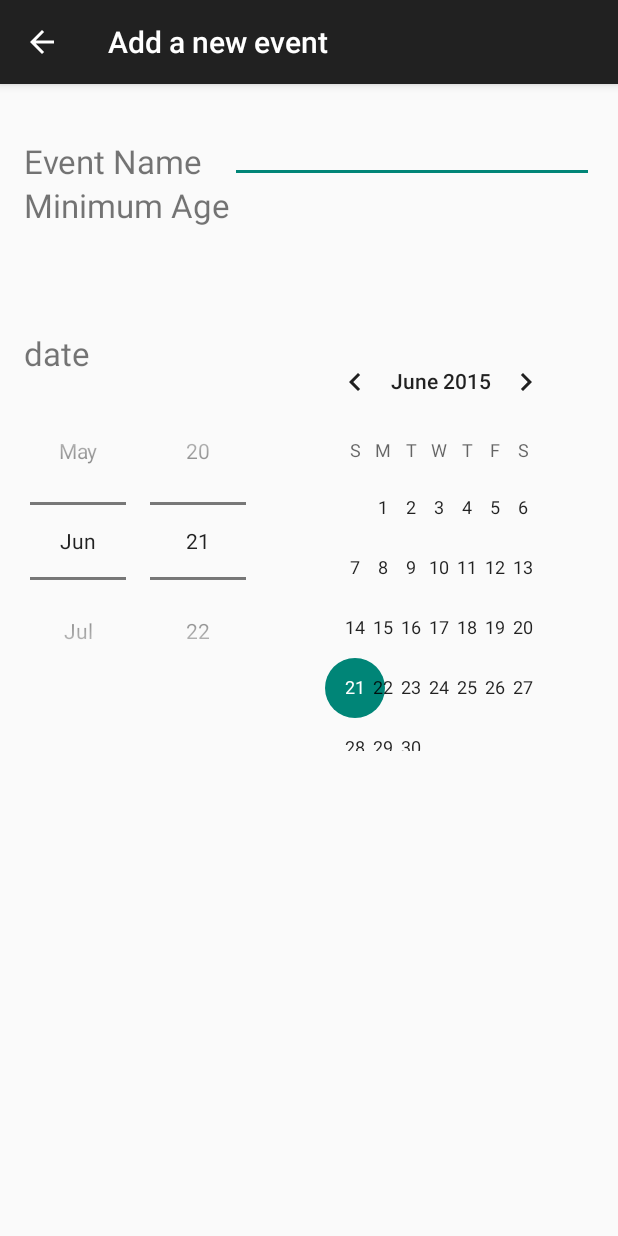
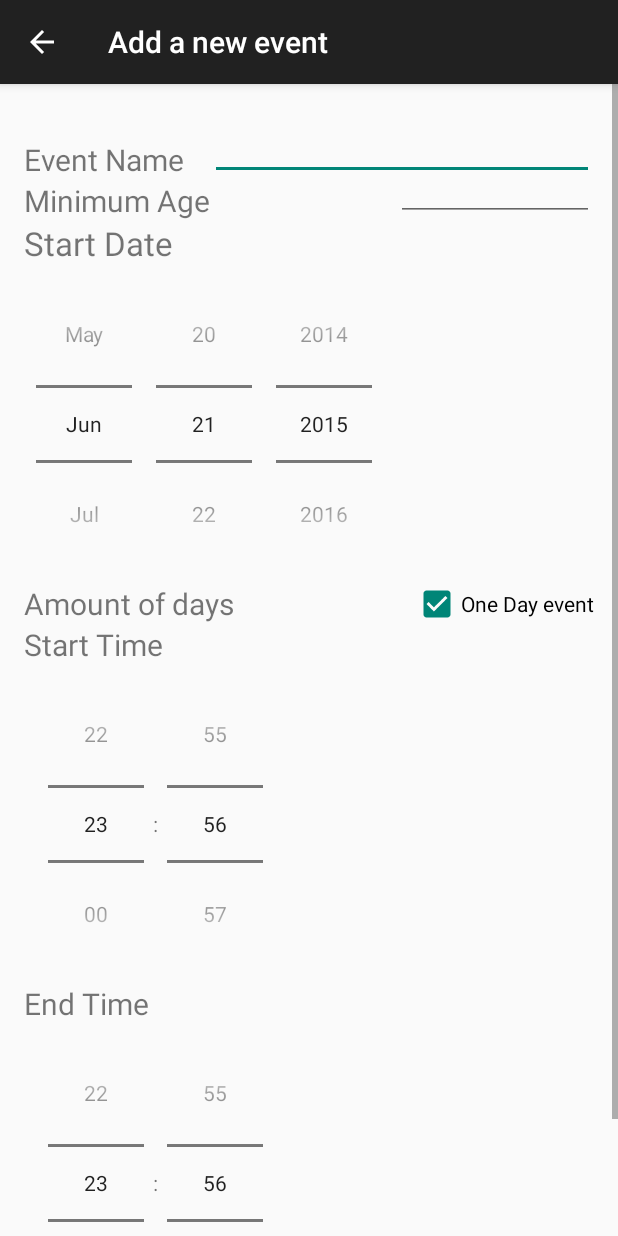
Before and after one commit to renstah/Project-app, an Android app: the NewEventActivity screen opened directly, with no data from a screen before it, on a phone screen of 412 x 824 dp. Run offline under Robolectric (Android 15) with nearby library versions, the phone set to English and light mode, and no system bars; libraries missing offline, so code that uses them is left out: com.loopj.android; 1 statement that could not run was skipped.

Commit message:
working at add event scherm

```diff
--- a/app/src/main/java/nl/hro/projectapp/InvitesFragment.java
+++ b/app/src/main/java/nl/hro/projectapp/InvitesFragment.java
@@ -1,9 +1,11 @@
 package nl.hro.projectapp;
 
+import android.content.Context;
 import android.os.Bundle;
 import android.view.LayoutInflater;
 import android.view.View;
 import android.view.ViewGroup;
+import android.widget.TimePicker;
 
 public class InvitesFragment extends android.support.v4.app.Fragment {
 
@@ -12,6 +14,7 @@ public class InvitesFragment extends android.support.v4.app.Fragment {
 
     @Override
     public void onCreate(Bundle savedInstanceState) {
+
         super.onCreate(savedInstanceState);
     }
 
--- a/app/src/main/java/nl/hro/projectapp/NewEventActivity.java
+++ b/app/src/main/java/nl/hro/projectapp/NewEventActivity.java
@@ -1,7 +1,9 @@
 package nl.hro.projectapp;
 
+import android.content.Context;
 import android.os.Bundle;
 import android.support.v7.app.ActionBarActivity;
+import android.widget.TimePicker;
 
 import java.util.Calendar;
 import java.util.Date;
@@ -16,6 +18,15 @@ public class NewEventActivity extends ActionBarActivity {
     protected void onCreate(Bundle savedInstanceState) {
         super.onCreate(savedInstanceState);
         setContentView(R.layout.activity_new_event);
+
+        // get time fields
+        TimePicker start_time = (TimePicker) findViewById(R.id.input_start_time);
+        TimePicker end_time = (TimePicker) findViewById(R.id.input_end_time);
+
+        // set to 24h format
+        start_time.setIs24HourView(Boolean.TRUE);
+        end_time.setIs24HourView(Boolean.TRUE);
+
 
         Calendar cal = Calendar.getInstance();
         cal.set(2015, 6, 14, 15, 0);
--- a/app/src/main/res/layout/activity_new_event.xml
+++ b/app/src/main/res/layout/activity_new_event.xml
@@ -1,15 +1,21 @@
+<ScrollView xmlns:android="http://schemas.android.com/apk/res/android"
+    xmlns:is24HourView="http://schemas.android.com/apk/res-auto"
+    android:layout_width="match_parent"
+    android:layout_height="match_parent">
 <RelativeLayout xmlns:android="http://schemas.android.com/apk/res/android"
     xmlns:tools="http://schemas.android.com/tools" android:layout_width="match_parent"
     android:layout_height="match_parent" android:paddingLeft="@dimen/activity_horizontal_margin"
     android:paddingRight="@dimen/activity_horizontal_margin"
     android:paddingTop="@dimen/activity_vertical_margin"
     android:paddingBottom="@dimen/activity_vertical_margin"
-    tools:context="nl.hro.projectapp.NewEventActivity">
+    tools:context="nl.hro.projectapp.NewEventActivity"
+    android:contentDescription="input form to create a new edvent"
+    android:nestedScrollingEnabled="true">
 
     <TextView android:text="Event Name" android:layout_width="wrap_content"
         android:layout_height="wrap_content"
         android:id="@+id/text_event_name"
-        android:textSize="22dp"
+        android:textSize="20dp"
         android:layout_alignBottom="@+id/editText"
         android:layout_alignParentLeft="true"
         android:layout_alignParentStart="true"
@@ -19,10 +25,11 @@
         android:layout_width="wrap_content"
         android:layout_height="wrap_content"
         android:id="@+id/editText"
+        android:inputType="text"
         android:layout_alignParentTop="true"
         android:textColor="#6635E6"
         android:textIsSelectable="true"
-        android:textSize="22dp"
+        android:textSize="20dp"
         android:layout_alignParentRight="false"
         android:layout_alignParentEnd="true"
         android:layout_toRightOf="@+id/text_minumum_age"
@@ -35,7 +42,7 @@
         android:layout_width="wrap_content"
         android:layout_height="wrap_content"
         android:id="@+id/text_minumum_age"
-        android:textSize="22dp"
+        android:textSize="20dp"
         android:layout_alignWithParentIfMissing="false"
         android:layout_below="@+id/text_event_name"
         android:layout_alignParentLeft="true"
@@ -53,27 +60,100 @@
         android:layout_alignParentEnd="true" />
 
     <TextView
-        android:text="date"
+        android:text="Start Date"
         android:layout_width="wrap_content"
         android:layout_height="wrap_content"
-        android:id="@+id/textView2"
+        android:id="@+id/text_start_date"
         android:textSize="22dp"
         android:layout_alignWithParentIfMissing="false"
         android:layout_below="@+id/text_minumum_age"
         android:layout_alignParentLeft="true"
-        android:layout_alignParentStart="true"
-        android:layout_marginTop="69dp" />
+        android:layout_alignParentStart="true" />
 
     <DatePicker
         android:layout_width="wrap_content"
         android:layout_height="wrap_content"
         android:id="@+id/input_start_date"
         android:minDate="System.currentTimeMillis() - 1000"
-        android:spinnersShown="false"
+        android:spinnersShown="true"
         android:calendarViewShown="false"
         android:datePickerMode="spinner"
-        android:layout_alignTop="@+id/textView2"
-        android:layout_alignRight="@+id/editText"
-        android:layout_alignEnd="@+id/editText" />
+        android:layout_below="@+id/text_start_date"
+        android:layout_alignParentLeft="true"
+        android:layout_alignParentStart="true" />
+
+    <TextView
+        android:text="Amount of days"
+        android:layout_width="wrap_content"
+        android:layout_height="wrap_content"
+        android:id="@+id/text_end_date"
+        android:textSize="20dp"
+        android:layout_alignWithParentIfMissing="false"
+        android:layout_below="@+id/input_start_date"
+        android:layout_alignParentLeft="true"
+        android:layout_alignParentStart="true" />
+
+    <CheckBox
+        android:layout_width="wrap_content"
+        android:layout_height="match_parent"
+        android:id="@+id/check_end_date"
+        android:checked="true"
+        android:text="One Day event"
+        android:layout_alignTop="@+id/text_end_date"
+        android:layout_alignRight="@+id/editText2"
+        android:layout_alignEnd="@+id/editText2"
+        android:layout_alignBottom="@+id/text_end_date" />
+
+
+    <TextView
+        android:text="Start Time"
+        android:layout_width="wrap_content"
+        android:layout_height="wrap_content"
+        android:id="@+id/text_start_time"
+        android:textSize="20dp"
+        android:layout_below="@+id/check_end_date"
+       />
+
+
+    <TimePicker
+        android:layout_width="wrap_content"
+        android:layout_height="wrap_content"
+        android:layout_below="@+id/text_start_time"
+        android:id="@+id/input_start_time"
+        android:focusable="true"
+        android:focusableInTouchMode="true"
+        android:nestedScrollingEnabled="true"
+        android:timePickerMode="spinner">
+
+
+    </TimePicker>
+
+
+    <TextView
+        android:text="End Time"
+        android:layout_width="wrap_content"
+        android:layout_height="wrap_content"
+        android:id="@+id/text_end_time"
+        android:textSize="20dp"
+        android:layout_below="@+id/input_start_time"
+        />
+
+
+    <TimePicker
+        android:layout_width="wrap_content"
+        android:layout_height="wrap_content"
+        android:layout_below="@+id/text_end_time"
+        android:id="@+id/input_end_time"
+        android:focusable="true"
+        android:focusableInTouchMode="true"
+        android:nestedScrollingEnabled="true"
+        android:timePickerMode="spinner"
+        >
+
+
+
+    </TimePicker>
+
 
 </RelativeLayout>
+</ScrollView>
```
